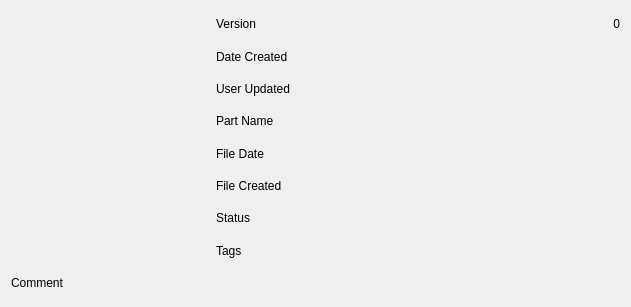
The window that taack-plm-nowebviewdetails.ui (Taack/taack-plm-freecad) describes before a commit, drawn with Qt 5.
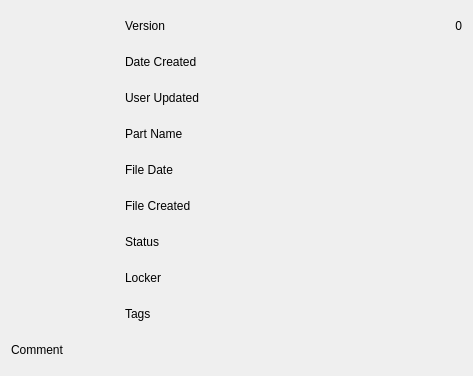
The same window after the commit.

Commit message: WiP remove QtWebview II

```diff
--- a/taack-plm-nowebviewdetails.ui
+++ b/taack-plm-nowebviewdetails.ui
@@ -6,40 +6,47 @@
    <rect>
     <x>0</x>
     <y>0</y>
-    <width>631</width>
-    <height>307</height>
+    <width>473</width>
+    <height>376</height>
    </rect>
   </property>
   <property name="windowTitle">
    <string>Dialog</string>
   </property>
   <layout class="QGridLayout" name="gridLayout">
-   <item row="4" column="2">
-    <widget class="QLabel" name="labelFileDateValue">
+   <item row="0" column="3">
+    <widget class="QLabel" name="labelVersionValue">
      <property name="text">
-      <string/>
+      <string>0</string>
      </property>
      <property name="alignment">
       <set>Qt::AlignmentFlag::AlignRight|Qt::AlignmentFlag::AlignTrailing|Qt::AlignmentFlag::AlignVCenter</set>
      </property>
     </widget>
    </item>
-   <item row="8" column="0">
+   <item row="1" column="0" rowspan="7">
+    <widget class="QLabel" name="imageLabel">
+     <property name="text">
+      <string/>
+     </property>
+    </widget>
+   </item>
+   <item row="10" column="0">
     <widget class="QLabel" name="labelComment">
      <property name="text">
       <string>Comment</string>
      </property>
     </widget>
    </item>
-   <item row="4" column="1">
-    <widget class="QLabel" name="labelFileDate">
+   <item row="0" column="1">
+    <widget class="QLabel" name="labelVersion">
      <property name="text">
-      <string>File Date</string>
+      <string>Version</string>
      </property>
     </widget>
    </item>
-   <item row="6" column="2">
-    <widget class="QLabel" name="labelStatusValue">
+   <item row="10" column="1" colspan="3">
+    <widget class="QLabel" name="labelCommentValue">
      <property name="text">
       <string/>
      </property>
@@ -48,27 +55,17 @@
      </property>
     </widget>
    </item>
-   <item row="5" column="1">
-    <widget class="QLabel" name="labelFileCreated">
-     <property name="text">
-      <string>File Created</string>
-     </property>
-    </widget>
-   </item>
    <item row="7" column="1">
-    <widget class="QLabel" name="labelTags">
+    <widget class="QLabel" name="labelLockedBy">
      <property name="text">
-      <string>Tags</string>
+      <string>Locker</string>
      </property>
     </widget>
    </item>
-   <item row="2" column="2">
-    <widget class="QLabel" name="labelUserUpdatedValue">
+   <item row="6" column="1">
+    <widget class="QLabel" name="labelStatus">
      <property name="text">
-      <string/>
-     </property>
-     <property name="alignment">
-      <set>Qt::AlignmentFlag::AlignRight|Qt::AlignmentFlag::AlignTrailing|Qt::AlignmentFlag::AlignVCenter</set>
+      <string>Status</string>
      </property>
     </widget>
    </item>
@@ -79,16 +76,23 @@
      </property>
     </widget>
    </item>
-   <item row="0" column="2">
-    <widget class="QLabel" name="labelVersionValue">
+   <item row="7" column="2" colspan="2">
+    <widget class="QLabel" name="labelLockedByValue">
      <property name="text">
-      <string>0</string>
+      <string/>
      </property>
      <property name="alignment">
       <set>Qt::AlignmentFlag::AlignRight|Qt::AlignmentFlag::AlignTrailing|Qt::AlignmentFlag::AlignVCenter</set>
      </property>
     </widget>
    </item>
+   <item row="4" column="1">
+    <widget class="QLabel" name="labelFileDate">
+     <property name="text">
+      <string>File Date</string>
+     </property>
+    </widget>
+   </item>
    <item row="1" column="1">
     <widget class="QLabel" name="labelDateCreated">
      <property name="text">
@@ -96,53 +100,6 @@
      </property>
     </widget>
    </item>
-   <item row="8" column="1" colspan="2">
-    <widget class="QLabel" name="labelCommentValue">
-     <property name="text">
-      <string/>
-     </property>
-     <property name="alignment">
-      <set>Qt::AlignmentFlag::AlignRight|Qt::AlignmentFlag::AlignTrailing|Qt::AlignmentFlag::AlignVCenter</set>
-     </property>
-    </widget>
-   </item>
-   <item row="1" column="2">
-    <widget class="QLabel" name="labelDateCrfeatedValue">
-     <property name="text">
-      <string/>
-     </property>
-     <property name="alignment">
-      <set>Qt::AlignmentFlag::AlignRight|Qt::AlignmentFlag::AlignTrailing|Qt::AlignmentFlag::AlignVCenter</set>
-     </property>
-    </widget>
-   </item>
-   <item row="7" column="2">
-    <widget class="QLabel" name="labelTagsValue">
-     <property name="text">
-      <string/>
-     </property>
-    </widget>
-   </item>
-   <item row="3" column="2">
-    <widget class="QLabel" name="labelPartNameValue">
-     <property name="text">
-      <string/>
-     </property>
-     <property name="alignment">
-      <set>Qt::AlignmentFlag::AlignRight|Qt::AlignmentFlag::AlignTrailing|Qt::AlignmentFlag::AlignVCenter</set>
-     </property>
-    </widget>
-   </item>
-   <item row="5" column="2">
-    <widget class="QLabel" name="labelFileCreatedValue">
-     <property name="text">
-      <string/>
-     </property>
-     <property name="alignment">
-      <set>Qt::AlignmentFlag::AlignRight|Qt::AlignmentFlag::AlignTrailing|Qt::AlignmentFlag::AlignVCenter</set>
-     </property>
-    </widget>
-   </item>
    <item row="3" column="1">
     <widget class="QLabel" name="labelPartName">
      <property name="text">
@@ -150,27 +107,87 @@
      </property>
     </widget>
    </item>
-   <item row="6" column="1">
-    <widget class="QLabel" name="labelStatus">
+   <item row="5" column="1">
+    <widget class="QLabel" name="labelFileCreated">
      <property name="text">
-      <string>Status</string>
+      <string>File Created</string>
      </property>
     </widget>
    </item>
-   <item row="0" column="1">
-    <widget class="QLabel" name="labelVersion">
+   <item row="8" column="1">
+    <widget class="QLabel" name="labelTags">
      <property name="text">
-      <string>Version</string>
+      <string>Tags</string>
      </property>
     </widget>
    </item>
-   <item row="1" column="0" rowspan="4">
-    <widget class="QLabel" name="image">
+   <item row="8" column="2" colspan="2">
+    <widget class="QLabel" name="labelTagsValue">
      <property name="text">
       <string/>
      </property>
     </widget>
    </item>
+   <item row="6" column="2" colspan="2">
+    <widget class="QLabel" name="labelStatusValue">
+     <property name="text">
+      <string/>
+     </property>
+     <property name="alignment">
+      <set>Qt::AlignmentFlag::AlignRight|Qt::AlignmentFlag::AlignTrailing|Qt::AlignmentFlag::AlignVCenter</set>
+     </property>
+    </widget>
+   </item>
+   <item row="5" column="2" colspan="2">
+    <widget class="QLabel" name="labelFileCreatedValue">
+     <property name="text">
+      <string/>
+     </property>
+     <property name="alignment">
+      <set>Qt::AlignmentFlag::AlignRight|Qt::AlignmentFlag::AlignTrailing|Qt::AlignmentFlag::AlignVCenter</set>
+     </property>
+    </widget>
+   </item>
+   <item row="4" column="2" colspan="2">
+    <widget class="QLabel" name="labelFileDateValue">
+     <property name="text">
+      <string/>
+     </property>
+     <property name="alignment">
+      <set>Qt::AlignmentFlag::AlignRight|Qt::AlignmentFlag::AlignTrailing|Qt::AlignmentFlag::AlignVCenter</set>
+     </property>
+    </widget>
+   </item>
+   <item row="3" column="2" colspan="2">
+    <widget class="QLabel" name="labelPartNameValue">
+     <property name="text">
+      <string/>
+     </property>
+     <property name="alignment">
+      <set>Qt::AlignmentFlag::AlignRight|Qt::AlignmentFlag::AlignTrailing|Qt::AlignmentFlag::AlignVCenter</set>
+     </property>
+    </widget>
+   </item>
+   <item row="2" column="2" colspan="2">
+    <widget class="QLabel" name="labelUserUpdatedValue">
+     <property name="text">
+      <string/>
+     </property>
+     <property name="alignment">
+      <set>Qt::AlignmentFlag::AlignRight|Qt::AlignmentFlag::AlignTrailing|Qt::AlignmentFlag::AlignVCenter</set>
+     </property>
+    </widget>
+   </item>
+   <item row="1" column="2" colspan="2">
+    <widget class="QLabel" name="labelDateCreatedValue">
+     <property name="text">
+      <string/>
+     </property>
+     <property name="alignment">
+      <set>Qt::AlignmentFlag::AlignRight|Qt::AlignmentFlag::AlignTrailing|Qt::AlignmentFlag::AlignVCenter</set>
+     </property>
+    </widget>
+   </item>
   </layout>
  </widget>
  <resources/>
```
The commit also changes 1 other file.
